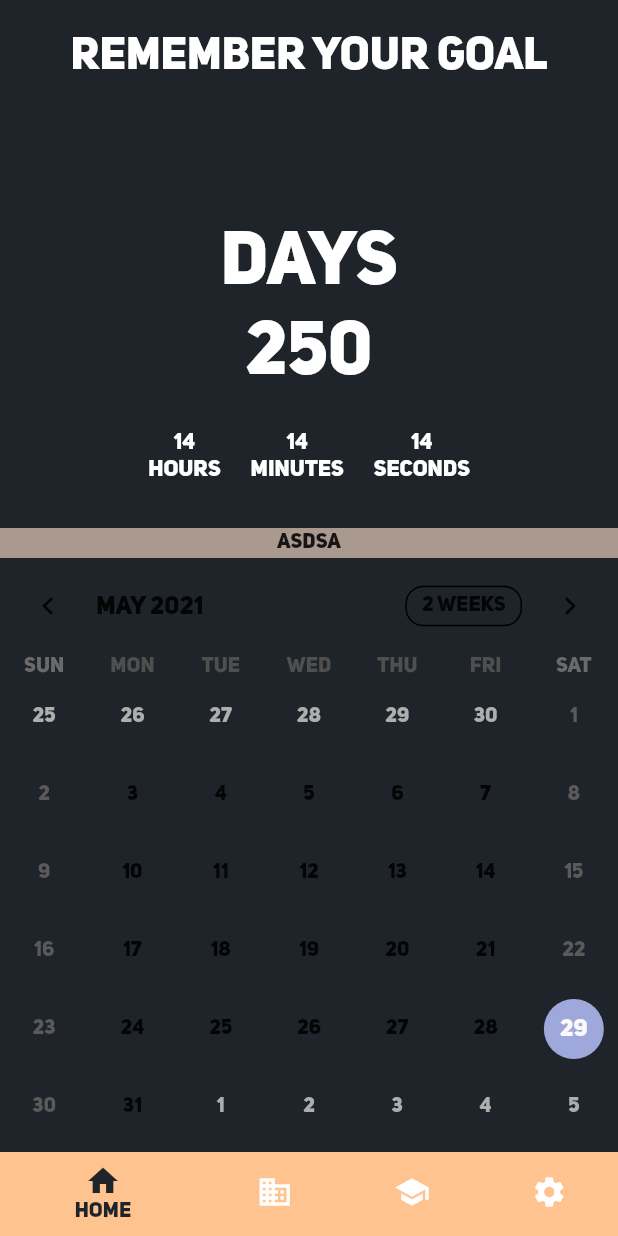
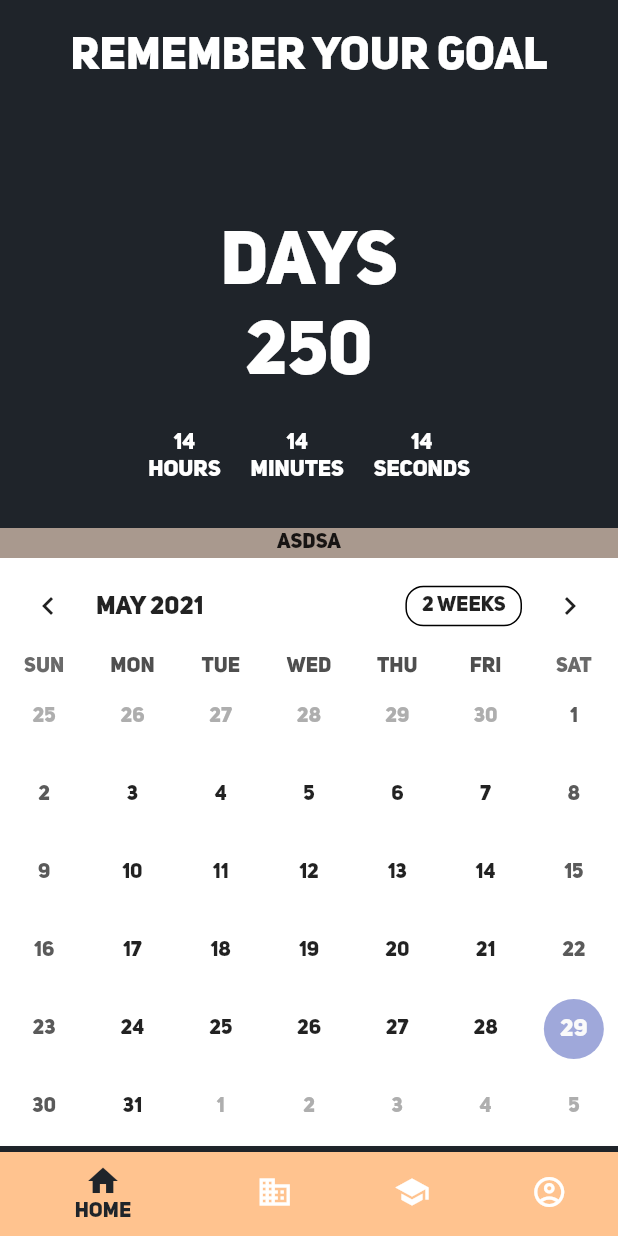
Before and after one commit to PhanukornKMITL/nofap_warrior, a Flutter app: the screen it shows after launch, on a phone screen of 412 x 824 dp. Run offline on Flutter 3.47's test engine with Material 2 defaults, Android fonts, the light colour scheme and no system bars; drawn by our look-alikes of table_calendar; our stand-ins replace hexcolor; project files that could hold a hidden picture were left out.

Commit message:
finishing home screen ui

```diff
--- a/lib/screen/Home/home.dart
+++ b/lib/screen/Home/home.dart
@@ -52,7 +52,7 @@ class _HomePageState extends State<HomePage> {
       ),
       BottomNavigationBarItem(
         icon: Icon(Icons.business),
-        label: 'Business',
+        label: 'Community',
        backgroundColor: HexColor('#ffc38f'),
       ),
       BottomNavigationBarItem(
@@ -62,7 +62,7 @@ class _HomePageState extends State<HomePage> {
 
       ),
       BottomNavigationBarItem(
-        icon: Icon(Icons.settings),
+        icon: Icon(Icons.account_circle_outlined),
         label: 'Settings',
         backgroundColor: HexColor('#ffc38f'),
 
--- a/lib/screen/Home/homefragment.dart
+++ b/lib/screen/Home/homefragment.dart
@@ -8,6 +8,15 @@ class HomeFragment extends StatefulWidget {
 }
 
 class _HomeFragmentState extends State<HomeFragment> {
+
+  String days = "250";
+  String hours = "14";
+  String minutes = "14";
+  String seconds = "14";
+
+
+
+
   @override
   Widget build(BuildContext context) {
     return Column(
@@ -35,7 +44,7 @@ class _HomeFragmentState extends State<HomeFragment> {
           ),
         ),
         Text(
-          '250',
+          days,
           style: TextStyle(
             color: Colors.white,
             fontWeight: FontWeight.bold,
@@ -51,7 +60,7 @@ class _HomeFragmentState extends State<HomeFragment> {
             Column(
               children: <Widget>[
                 Text(
-                  '14',
+                  hours,
                   style: TextStyle(
                     color: Colors.white,
                     fontWeight: FontWeight.bold,
@@ -72,7 +81,7 @@ class _HomeFragmentState extends State<HomeFragment> {
             Column(
               children: <Widget>[
                 Text(
-                  '14',
+                  minutes,
                   style: TextStyle(
                     color: Colors.white,
                     fontWeight: FontWeight.bold,
@@ -93,7 +102,7 @@ class _HomeFragmentState extends State<HomeFragment> {
             Column(
               children: <Widget>[
                 Text(
-                  '14',
+                  seconds,
                   style: TextStyle(
                     color: Colors.white,
                     fontWeight: FontWeight.bold,
@@ -129,10 +138,14 @@ class _HomeFragmentState extends State<HomeFragment> {
             ),
           ],
         ),
-        TableCalendar(
-          firstDay: DateTime.utc(2010, 10, 16),
-          lastDay: DateTime.utc(2030, 3, 14),
-          focusedDay: DateTime.now(),
+
+        Container(
+          color: Colors.white,
+          child: TableCalendar(
+            firstDay: DateTime.utc(2010, 10, 16),
+            lastDay: DateTime.utc(2030, 3, 14),
+            focusedDay: DateTime.now(),
+          ),
         ),
       ],
     );
--- /dev/null
+++ b/lib/screen/setting/settingfragment.dart
@@ -0,0 +1,15 @@
+import 'package:flutter/material.dart';
+
+class SettingPage extends StatefulWidget {
+  @override
+  _SettingPageState createState() => _SettingPageState();
+}
+
+class _SettingPageState extends State<SettingPage> {
+  @override
+  Widget build(BuildContext context) {
+    return Container(
+
+    );
+  }
+}
--- /dev/null
+++ b/lib/services/time.dart
@@ -0,0 +1,10 @@
+class CountTime {
+
+
+
+  void trackTime() {
+
+  }
+
+
+}
```
